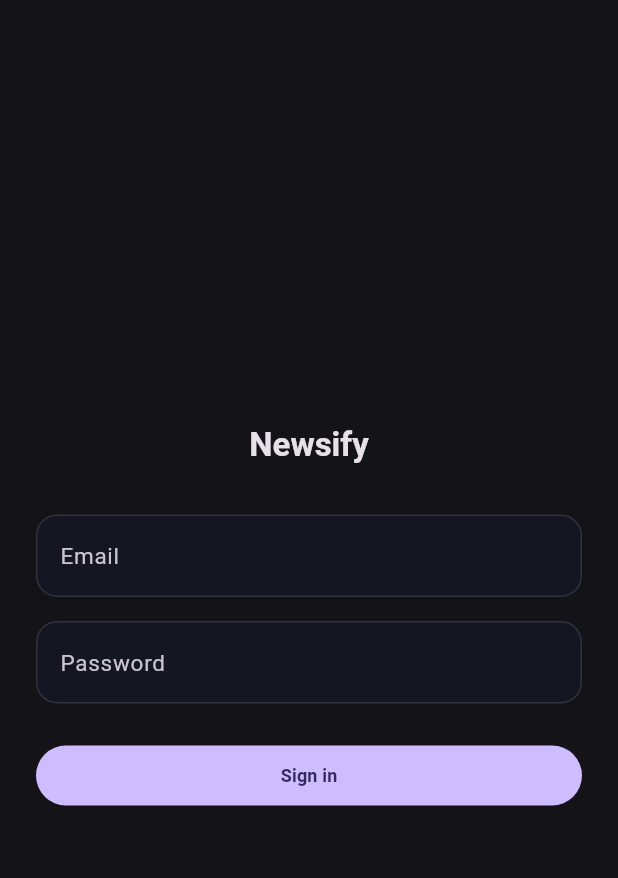
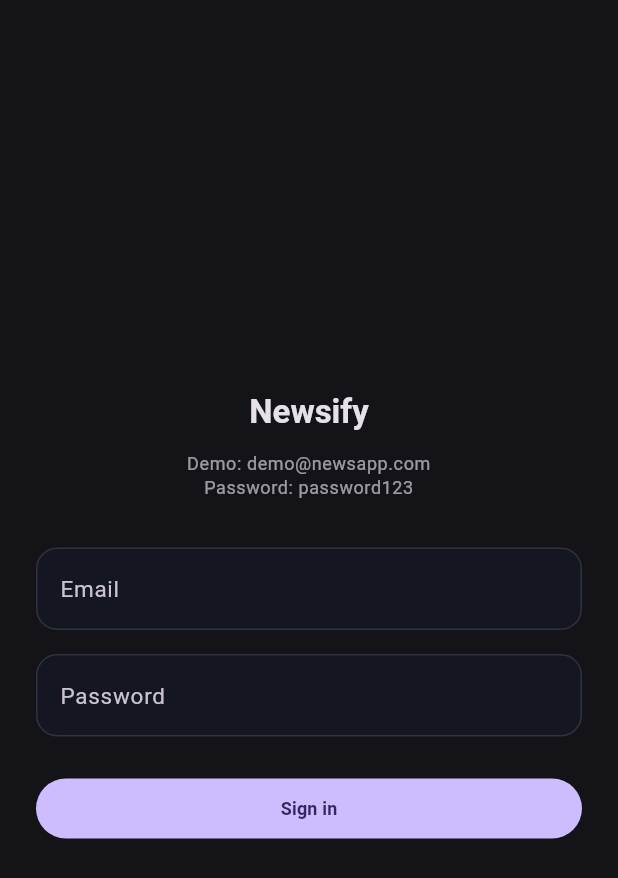
Before and after one commit to DevParth27/newsify, a Flutter app: the screen it shows after launch, on a phone screen of 412 x 824 dp. Shown: the top 878 px of the screen. Run offline on Flutter 3.47's test engine with Material 3 defaults, Android fonts, the phone set to English and light mode, and no system bars; our stand-ins replace cached_network_image, connectivity_plus, dartz, dio, equatable, flutter_dotenv and 7 more; accounts and stored records are empty.

Commit message:
fix: Bugs in Intent View

```diff
--- a/lib/presentation/screens/auth/login_screen.dart
+++ b/lib/presentation/screens/auth/login_screen.dart
@@ -1,6 +1,7 @@
 import 'package:flutter/material.dart';
 import 'package:flutter_riverpod/flutter_riverpod.dart';
 
+import '../../../core/constants/app_constants.dart';
 import '../../../core/errors/failures.dart';
 import '../../providers/auth_provider.dart';
 
@@ -42,6 +43,17 @@ class _LoginScreenState extends ConsumerState<LoginScreen> {
                     'Newsify',
                     textAlign: TextAlign.center,
                     style: Theme.of(context).textTheme.headlineMedium,
+                  ),
+                  const SizedBox(height: 12),
+                  Text(
+                    'Demo: ${AppConstants.demoEmail}\nPassword: ${AppConstants.demoPassword}',
+                    textAlign: TextAlign.center,
+                    style: Theme.of(context).textTheme.bodySmall?.copyWith(
+                          color: Theme.of(context)
+                              .colorScheme
+                              .onSurface
+                              .withValues(alpha: 0.65),
+                        ),
                   ),
                   const SizedBox(height: 32),
                   TextFormField(
```
Also changed, not shown: lib/presentation/screens/article_detail/article_detail_screen.dart (+19 -3 lines), 1 other file.
